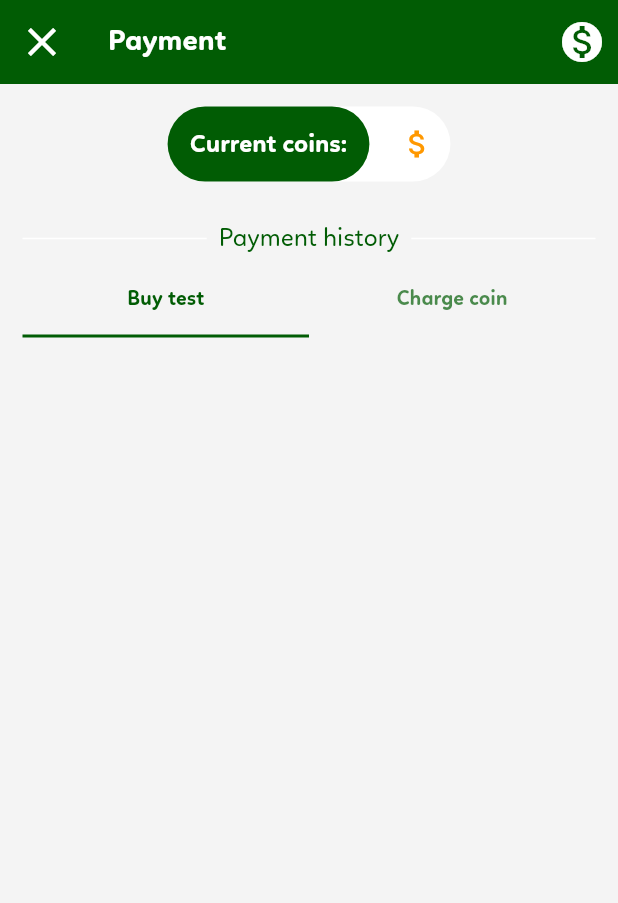
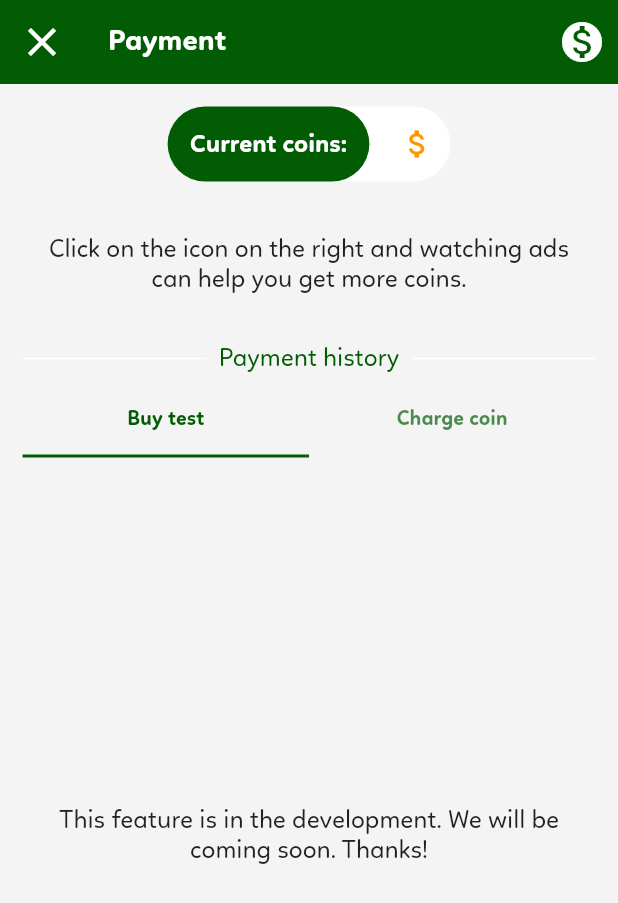
Before and after one commit to NhaPCS/ezquiz_jp_flutter, a Flutter app: the PaymentScreen screen opened directly, on a phone screen of 412 x 824 dp. Shown: the top 903 px of the screen. Run offline on Flutter 3.47's test engine with Material 2 defaults, Android fonts, the phone set to English and light mode, and no system bars; our stand-ins replace cached_network_image, firebase_auth, firebase_database, firebase_messaging, google_sign_in, package_info and 3 more; missing offline and left inert: firebase_admob, flutter_circular_chart, flutter_html_view, flutter_inapp_purchase; accounts and stored records are empty.

Commit message:
release ho em phat

```diff
--- a/lib/screens/payment.dart
+++ b/lib/screens/payment.dart
@@ -126,21 +126,31 @@ class _PaymentState extends State<PaymentScreen>
               Container(
                 height: SizeUtil.spaceBig,
               ),
-              StaggeredGridView.countBuilder(
-                crossAxisCount: 2,
-                itemCount: _listCoins.length,
-                shrinkWrap: true,
-                mainAxisSpacing: SizeUtil.spaceBig,
-                crossAxisSpacing: SizeUtil.spaceBig,
-                itemBuilder: ((context, int index) {
-                  return PaymentItem(
-                    coin: _listCoins[index],
-                  );
-                }),
-                staggeredTileBuilder: (int index) {
-                  return new StaggeredTile.fit(1);
-                },
+              Container(
+                padding: SizeUtil.defaultPadding,
+                child: Text(
+                  "Click on the icon on the right and watching ads can help you get more coins.",
+                  textAlign: TextAlign.center,
+                ),
               ),
+              Container(
+                height: SizeUtil.spaceDefault,
+              ),
+//              StaggeredGridView.countBuilder(
+//                crossAxisCount: 2,
+//                itemCount: _listCoins.length,
+//                shrinkWrap: true,
+//                mainAxisSpacing: SizeUtil.spaceBig,
+//                crossAxisSpacing: SizeUtil.spaceBig,
+//                itemBuilder: ((context, int index) {
+//                  return PaymentItem(
+//                    coin: _listCoins[index],
+//                  );
+//                }),
+//                staggeredTileBuilder: (int index) {
+//                  return new StaggeredTile.fit(1);
+//                },
+//              ),
               Row(
                 crossAxisAlignment: CrossAxisAlignment.center,
                 mainAxisAlignment: MainAxisAlignment.center,
--- a/lib/screens/tab_buy_history.dart
+++ b/lib/screens/tab_buy_history.dart
@@ -13,42 +13,45 @@ class TabBuy extends StatefulWidget {
   State<StatefulWidget> createState() {
     return _TabBuy(listPaymentHistory);
   }
-
 }
 
 class _TabBuy extends State<TabBuy> {
-
   final List<PaymentHistory> _listPaymentHistory;
 
   _TabBuy(this._listPaymentHistory);
 
   @override
   Widget build(BuildContext context) {
-    return ListView.builder(
-        itemCount: _listPaymentHistory.length,
-        itemBuilder: (context, index) {
-          PaymentHistory paymentHistory = _listPaymentHistory[index];
-          return Card(
-            margin: SizeUtil.defaultPadding,
-            child: Container(
-              color: Colors.white,
-              padding: SizeUtil.defaultPadding,
-              child: Column(
-                children: <Widget>[
-                  HtmlText(data: paymentHistory.content,),
-                  Text(
-                    DateFormat("dd/MM/yyyy").format(
-                        DateTime.fromMicrosecondsSinceEpoch(
-                            (paymentHistory.time * 1000).round())),
-                    style: TextStyle(
-                        fontSize: SizeUtil.textSizeSmall,
-                        color: ColorUtil.textGray),
-                  )
-                ],
-              ),
-            ),
-          );
-        });
+    return Container(
+      alignment: Alignment.center,
+      padding: SizeUtil.defaultPadding,
+      child: Text(
+          "This feature is in the development. We will be coming soon. Thanks!", textAlign: TextAlign.center,),
+    );
+//    return ListView.builder(
+//        itemCount: _listPaymentHistory.length,
+//        itemBuilder: (context, index) {
+//          PaymentHistory paymentHistory = _listPaymentHistory[index];
+//          return Card(
+//            margin: SizeUtil.defaultPadding,
+//            child: Container(
+//              color: Colors.white,
+//              padding: SizeUtil.defaultPadding,
+//              child: Column(
+//                children: <Widget>[
+//                  HtmlText(data: paymentHistory.content,),
+//                  Text(
+//                    DateFormat("dd/MM/yyyy").format(
+//                        DateTime.fromMicrosecondsSinceEpoch(
+//                            (paymentHistory.time * 1000).round())),
+//                    style: TextStyle(
+//                        fontSize: SizeUtil.textSizeSmall,
+//                        color: ColorUtil.textGray),
+//                  )
+//                ],
+//              ),
+//            ),
+//          );
+//        });
   }
-
 }
--- a/pubspec.yaml
+++ b/pubspec.yaml
@@ -7,7 +7,7 @@ description: A new Flutter application.
 # Both the version and the builder number may be overridden in flutter
 # build by specifying --build-name and --build-number, respectively.
 # Read more about versioning at semver.org.
-version: 1.0.0+4
+version: 1.0.0+5
 
 environment:
   sdk: ">=2.1.0 <3.0.0"
```
